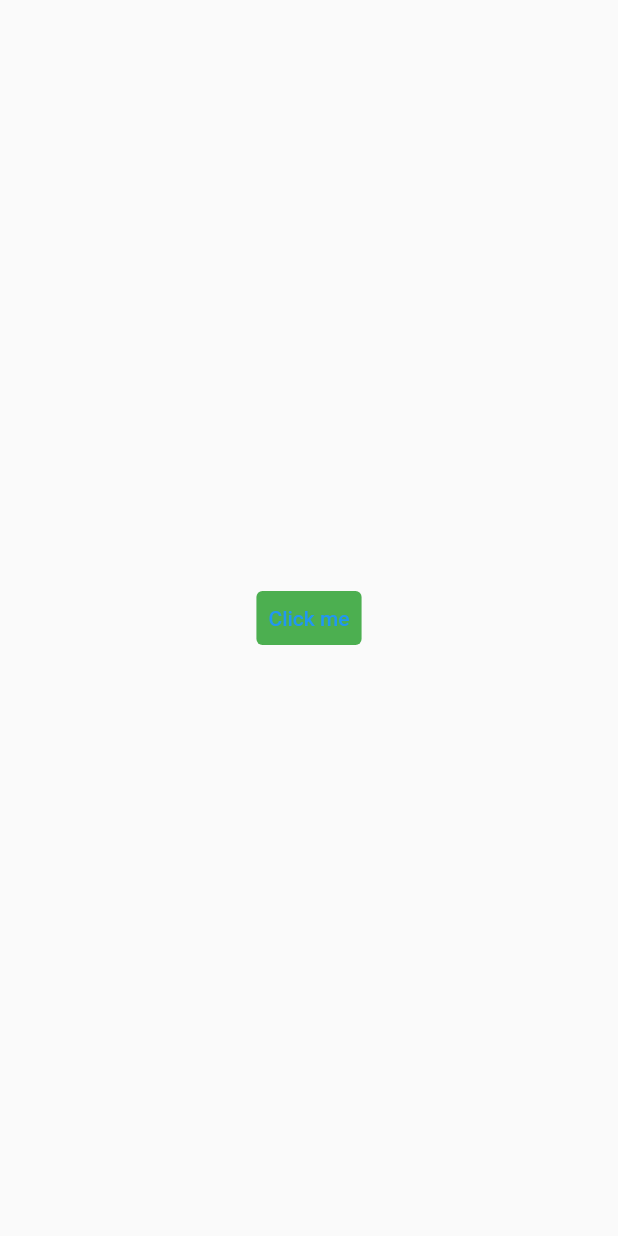
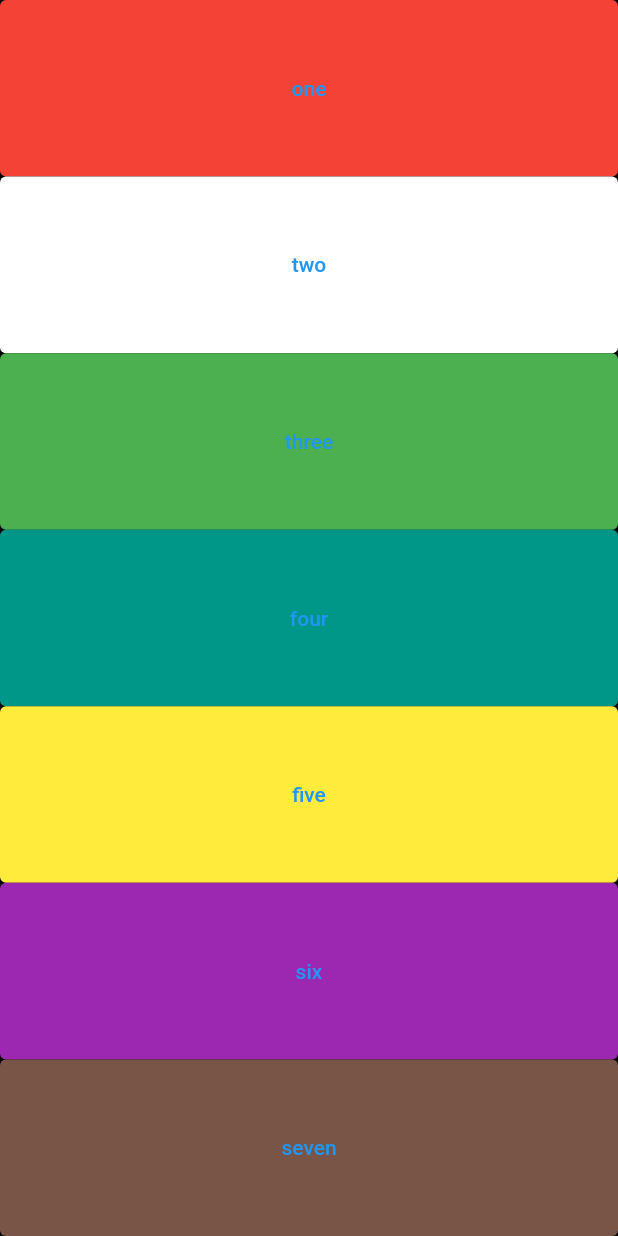
Before and after one commit to malikrasaq/my-flutter-starter-projects, a Flutter app: the screen it shows after launch, on a phone screen of 412 x 824 dp. Run offline on Flutter 3.47's test engine with Material 2 defaults, Android fonts, the phone set to English and light mode, and no system bars; our stand-ins replace audioplayers.

Commit message:
Update UI

```diff
--- a/xylophone_app/lib/main.dart
+++ b/xylophone_app/lib/main.dart
@@ -6,20 +6,84 @@
 class XylophoneApp extends StatelessWidget {
   const XylophoneApp({Key? key}) : super(key: key);
 
+  void playSound(int soundNumber) {
+       final player = AudioCache();
+       player.play('note$soundNumber.wav');
+  }
+
   @override
   Widget build(BuildContext context) {
     return MaterialApp(
       home: Scaffold(
+        backgroundColor: Colors.black,
         body: SafeArea(
-          child: Center(
-            child: TextButton(
-              style: TextButton.styleFrom(backgroundColor: Colors.green),
-              onPressed: () {
-                final player = AudioCache();
-                player.play('note1.wav');
-              },
-              child: const Text('Click me'),
-            ),
+          child: Column(
+            crossAxisAlignment: CrossAxisAlignment.stretch,
+            children: [
+              Expanded(
+                child: TextButton(
+                  style: TextButton.styleFrom(backgroundColor: Colors.red),
+                  onPressed: () {
+                    playSound(1);
+                  },
+                    child: const Text('one'),
+                ),
+              ),
+              Expanded(
+                child: TextButton(
+                  style: TextButton.styleFrom(backgroundColor: Colors.white),
+                  onPressed: () {
+                    playSound(2);
+                  },
+                  child: const Text('two'),
+                ),
+              ),
+              Expanded(
+                child: TextButton(
+                  style: TextButton.styleFrom(backgroundColor: Colors.green),
+                  onPressed: () {
+                    playSound(3);
+                  },
+                  child:const Text('three'),
+                ),
+              ),
+              Expanded(
+                child: TextButton(
+                  style: TextButton.styleFrom(backgroundColor: Colors.teal),
+                  onPressed: () {
+                    playSound(4);
+                  },
+                    child: const Text('four'),
+                ),
+              ),
+              Expanded(
+                child: TextButton(
+                  style: TextButton.styleFrom(backgroundColor: Colors.yellow),
+                  onPressed: () {
+                    playSound(5);
+                  },
+                    child: const Text('five'),
+                ),
+              ),
+              Expanded(
+                child: TextButton(
+                  style: TextButton.styleFrom(backgroundColor: Colors.purple),
+                  onPressed: () {
+                    playSound(6);
+                  },
+                    child: const Text('six'),
+                ),
+              ),
+              Expanded(
+                child: TextButton(
+                  style: TextButton.styleFrom(backgroundColor: Colors.brown),
+                  onPressed: () {
+                    playSound(7);
+                  },
+                  child: const Text('seven'),
+                ),
+              ),
+            ],
           ),
         ),
       ),
```
